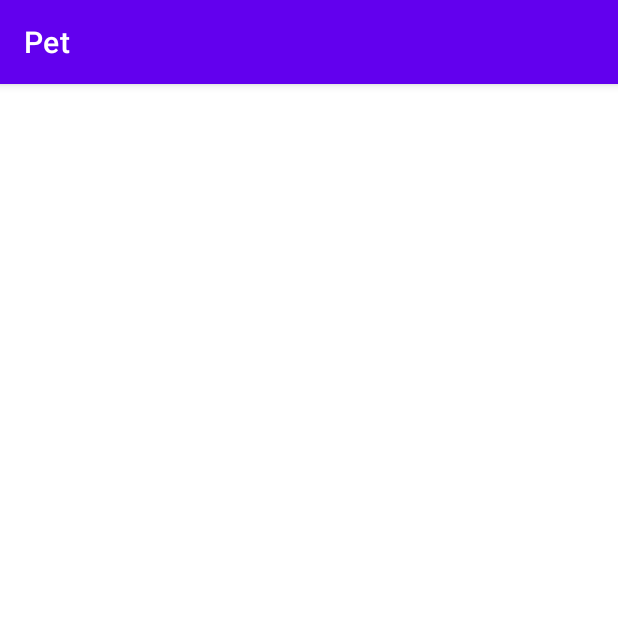
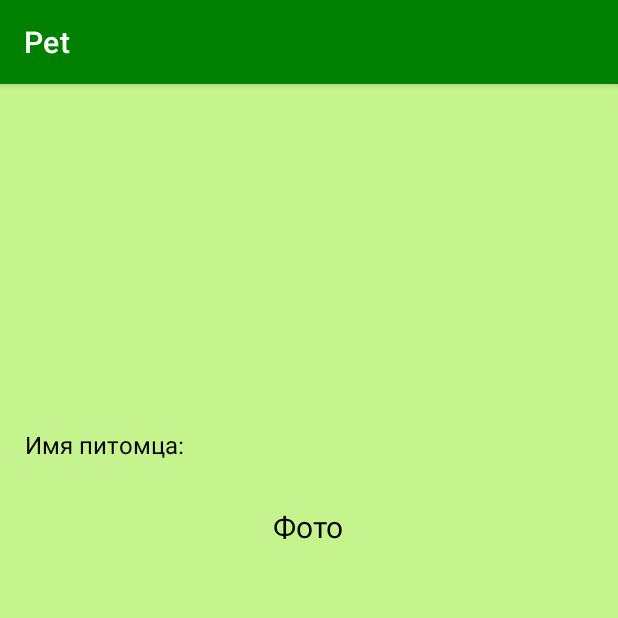
Before and after one commit to yarkoann/PetStore, an Android app: the screen it shows after launch (MainActivity), on a phone screen of 412 x 824 dp, the top half of it. Run offline under Robolectric (Android 15) with nearby library versions, the phone set to English and light mode, and no system bars; our stand-ins replace Picasso; pictures from the network do not load; 1 statement that could not run was skipped.

Commit message:
новое

```diff
--- a/app/src/main/res/layout/activity_main.xml
+++ b/app/src/main/res/layout/activity_main.xml
@@ -4,41 +4,64 @@
     xmlns:tools="http://schemas.android.com/tools"
     android:layout_width="match_parent"
     android:layout_height="match_parent"
+    android:background="#C5F48F"
     tools:context=".MainActivity">
 
-    <ImageView
-        android:id="@+id/imageView"
-        android:layout_width="361dp"
-        android:layout_height="307dp"
+    <LinearLayout
+        android:layout_width="match_parent"
+        android:layout_height="match_parent"
+        android:gravity="center"
+        android:orientation="vertical"
         app:layout_constraintBottom_toBottomOf="parent"
         app:layout_constraintEnd_toEndOf="parent"
         app:layout_constraintStart_toStartOf="parent"
-        app:layout_constraintTop_toBottomOf="@+id/textView"
-        app:layout_constraintVertical_bias="0.312"
-        tools:srcCompat="@tools:sample/avatars" />
+        app:layout_constraintTop_toTopOf="parent">
 
-    <TextView
-        android:id="@+id/textView"
-        android:layout_width="306dp"
-        android:layout_height="54dp"
-        android:gravity="center"
-        android:textSize="34sp"
-        app:layout_constraintBottom_toBottomOf="parent"
-        app:layout_constraintEnd_toEndOf="parent"
-        app:layout_constraintStart_toStartOf="parent"
-        app:layout_constraintTop_toTopOf="parent"
-        app:layout_constraintVertical_bias="0.123" />
+        <ProgressBar
+            android:id="@+id/progressBar"
+            style="@style/Widget.AppCompat.ProgressBar"
+            android:layout_width="wrap_content"
+            android:layout_height="wrap_content" />
 
-    <ProgressBar
-        android:id="@+id/progressBar"
-        style="?android:attr/progressBarStyle"
-        android:layout_width="wrap_content"
-        android:layout_height="wrap_content"
-        app:layout_constraintBottom_toTopOf="@+id/textView"
-        app:layout_constraintEnd_toEndOf="parent"
-        app:layout_constraintHorizontal_bias="0.498"
-        app:layout_constraintStart_toStartOf="parent"
-        app:layout_constraintTop_toTopOf="parent"
-        app:layout_constraintVertical_bias="0.275" />
+        <LinearLayout
+            android:layout_width="wrap_content"
+            android:layout_height="81dp"
+            android:gravity="center"
+            android:orientation="horizontal">
+
+            <TextView
+                android:id="@+id/Name"
+                android:layout_width="wrap_content"
+                android:layout_height="wrap_content"
+                android:layout_weight="1"
+                android:text="Имя питомца:"
+                android:textColor="#000000"
+                android:textSize="16sp" />
+
+            <TextView
+                android:id="@+id/textView"
+                android:layout_width="272dp"
+                android:layout_height="29dp"
+                android:gravity="center"
+                android:textColor="#000000"
+                android:textSize="24sp" />
+
+        </LinearLayout>
+
+        <TextView
+            android:id="@+id/Photo"
+            android:layout_width="wrap_content"
+            android:layout_height="wrap_content"
+            android:text="Фото"
+            android:textColor="#000000"
+            android:textSize="20sp" />
+
+        <ImageView
+            android:id="@+id/imageView"
+            android:layout_width="361dp"
+            android:layout_height="307dp"
+            tools:srcCompat="@tools:sample/avatars" />
+
+    </LinearLayout>
 
 </androidx.constraintlayout.widget.ConstraintLayout>
--- a/app/src/main/res/values/colors.xml
+++ b/app/src/main/res/values/colors.xml
@@ -1,8 +1,8 @@
 <?xml version="1.0" encoding="utf-8"?>
 <resources>
-    <color name="purple_200">#FFBB86FC</color>
-    <color name="purple_500">#FF6200EE</color>
-    <color name="purple_700">#FF3700B3</color>
+    <color name="purple_200">#008000</color>
+    <color name="purple_500">#008000</color>
+    <color name="purple_700">#006400</color>
     <color name="teal_200">#FF03DAC5</color>
     <color name="teal_700">#FF018786</color>
     <color name="black">#FF000000</color>
```
Also changed, not shown: app/src/main/AndroidManifest.xml (+5 -2 lines), app/src/main/java/com/example/pet/NewUser.java (added, +14 -0 lines), app/src/main/res/layout/activity_new_user.xml (added, +76 -0 lines), app/src/main/res/drawable/pets.png (added).
